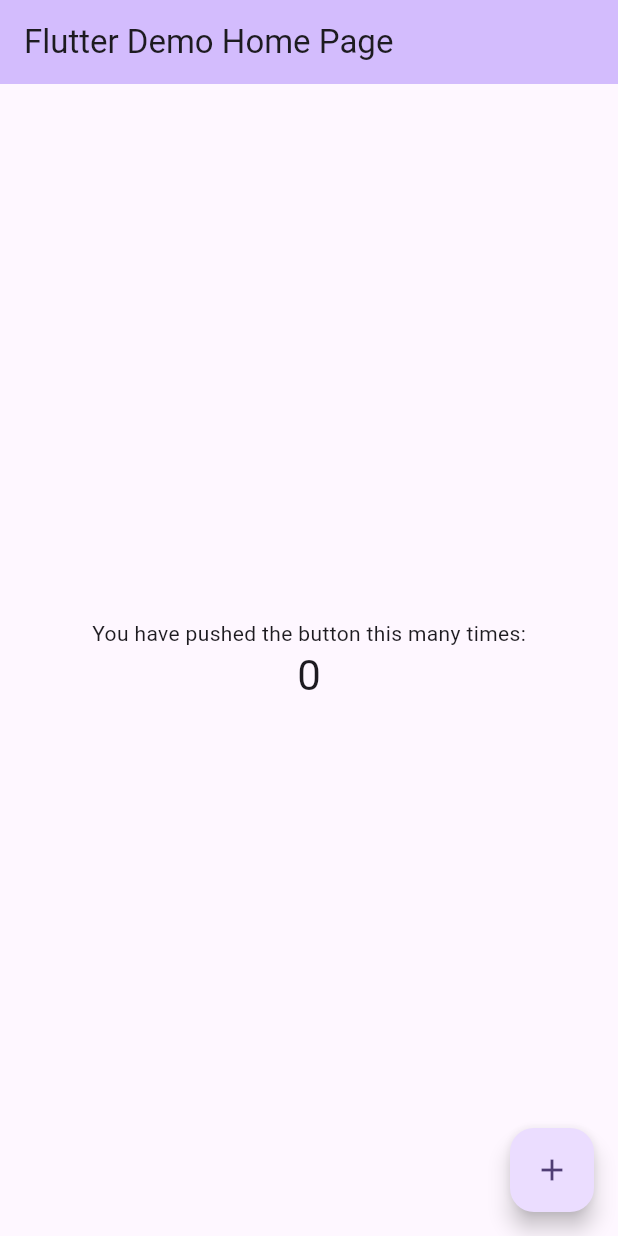
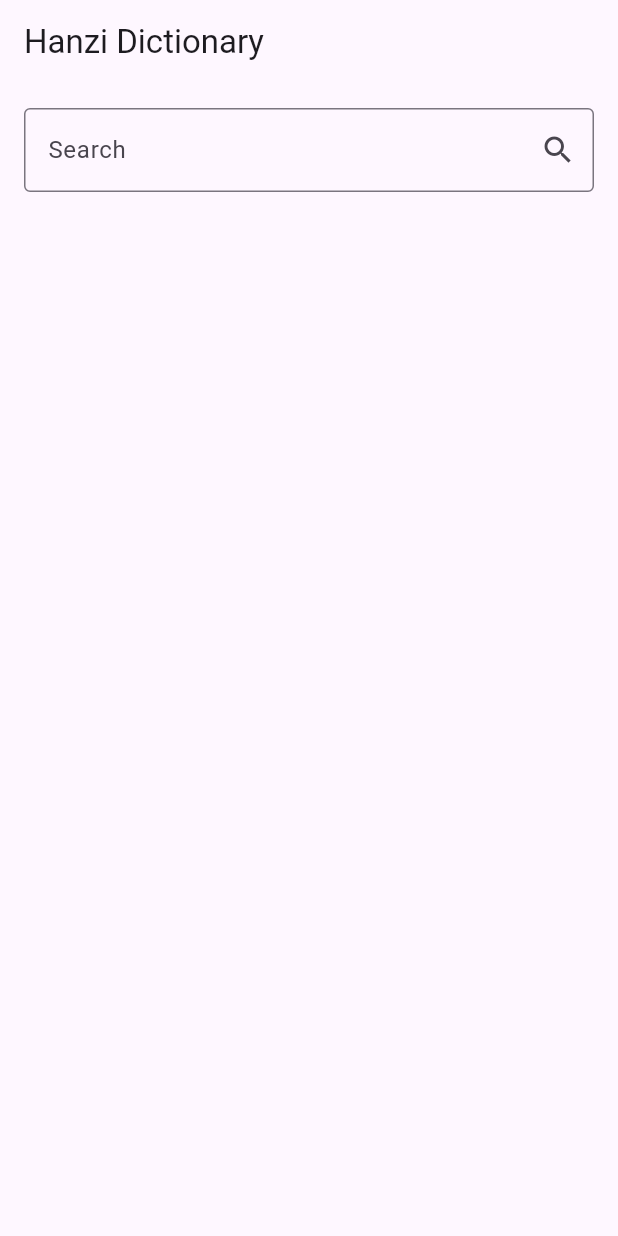
Before and after one commit to kusutori/hanzi_dict, a Flutter app: the screen it shows after launch, on a phone screen of 412 x 824 dp. Run offline on Flutter 3.47's test engine with Material 3 defaults, Android fonts, the phone set to English and light mode, and no system bars; our stand-ins replace sqflite, sqflite_common_ffi; accounts and stored records are empty.

Commit message:
基本完成，目前可以搜索汉字、MC、PU等获取结果

```diff
--- a/lib/main.dart
+++ b/lib/main.dart
@@ -1,4 +1,11 @@
 import 'package:flutter/material.dart';
+import 'package:sqflite/sqflite.dart';
+import 'package:path/path.dart';
+import 'models/mcp_dict.dart';
+import 'package:sqflite_common_ffi/sqflite_ffi.dart';
+import 'dart:io';
+import 'package:flutter/foundation.dart';
+import 'package:flutter/services.dart';
 
 void main() {
   runApp(const MyApp());
@@ -7,116 +14,149 @@ void main() {
 class MyApp extends StatelessWidget {
   const MyApp({super.key});
 
-  // This widget is the root of your application.
   @override
   Widget build(BuildContext context) {
     return MaterialApp(
-      title: 'Flutter Demo',
+      title: 'Hanzi Dictionary',
       theme: ThemeData(
-        // This is the theme of your application.
-        //
-        // TRY THIS: Try running your application with "flutter run". You'll see
-        // the application has a purple toolbar. Then, without quitting the app,
-        // try changing the seedColor in the colorScheme below to Colors.green
-        // and then invoke "hot reload" (save your changes or press the "hot
-        // reload" button in a Flutter-supported IDE, or press "r" if you used
-        // the command line to start the app).
-        //
-        // Notice that the counter didn't reset back to zero; the application
-        // state is not lost during the reload. To reset the state, use hot
-        // restart instead.
-        //
-        // This works for code too, not just values: Most code changes can be
-        // tested with just a hot reload.
         colorScheme: ColorScheme.fromSeed(seedColor: Colors.deepPurple),
+        useMaterial3: true,
       ),
-      home: const MyHomePage(title: 'Flutter Demo Home Page'),
+      home: const SearchPage(),
     );
   }
 }
 
-class MyHomePage extends StatefulWidget {
-  const MyHomePage({super.key, required this.title});
-
-  // This widget is the home page of your application. It is stateful, meaning
-  // that it has a State object (defined below) that contains fields that affect
-  // how it looks.
-
-  // This class is the configuration for the state. It holds the values (in this
-  // case the title) provided by the parent (in this case the App widget) and
-  // used by the build method of the State. Fields in a Widget subclass are
-  // always marked "final".
-
-  final String title;
+class SearchPage extends StatefulWidget {
+  const SearchPage({super.key});
 
   @override
-  State<MyHomePage> createState() => _MyHomePageState();
+  State<SearchPage> createState() => _SearchPageState();
 }
 
-class _MyHomePageState extends State<MyHomePage> {
-  int _counter = 0;
+class _SearchPageState extends State<SearchPage> {
+  final TextEditingController _searchController = TextEditingController();
+  List<McpDict> _results = [];
+  late Database _database;
 
-  void _incrementCounter() {
+  @override
+  void initState() {
+    super.initState();
+    if (!kIsWeb &&
+        (Platform.isWindows || Platform.isLinux || Platform.isMacOS)) {
+      sqfliteFfiInit();
+      databaseFactory = databaseFactoryFfi;
+    }
+    _initDatabase();
+  }
+
+  Future<void> _initDatabase() async {
+    final dbPath = await getDatabasesPath();
+    final path = join(dbPath, 'mcpdict.db');
+
+    // 确保目标目录存在
+    final directory = Directory(dbPath);
+    if (!await directory.exists()) {
+      await directory.create(recursive: true);
+    }
+
+    // 检查数据库文件是否存在
+    final file = File(path);
+    if (!await file.exists()) {
+      // 从 assets 文件夹复制数据库
+      final byteData = await rootBundle.load('assets/mcpdict.db');
+      final buffer = byteData.buffer;
+      await file.writeAsBytes(
+        buffer.asUint8List(byteData.offsetInBytes, byteData.lengthInBytes),
+      );
+    }
+
+    _database = await openDatabase(path, readOnly: true);
+  }
+
+  Future<void> _search(String query) async {
+    String searchQuery;
+
+    // 检查输入是否为汉字
+    if (query.codeUnits.every((unit) => unit >= 0x4E00 && unit <= 0x9FFF)) {
+      // 将汉字转换为 Unicode
+      searchQuery =
+          query.codeUnits
+              .map((unit) => unit.toRadixString(16).toUpperCase())
+              .join();
+    } else {
+      searchQuery = query;
+    }
+
+    final List<Map<String, dynamic>> maps = await _database.query(
+      'mcpdict',
+      where: 'unicode LIKE ? OR mc LIKE ? OR pu LIKE ?',
+      whereArgs: ['%$searchQuery%', '%$searchQuery%', '%$searchQuery%'],
+    );
+
     setState(() {
-      // This call to setState tells the Flutter framework that something has
-      // changed in this State, which causes it to rerun the build method below
-      // so that the display can reflect the updated values. If we changed
-      // _counter without calling setState(), then the build method would not be
-      // called again, and so nothing would appear to happen.
-      _counter++;
+      _results = maps.map((map) => McpDict.fromJson(map)).toList();
     });
   }
 
   @override
+  void dispose() {
+    _database.close();
+    super.dispose();
+  }
+
+  @override
   Widget build(BuildContext context) {
-    // This method is rerun every time setState is called, for instance as done
-    // by the _incrementCounter method above.
-    //
-    // The Flutter framework has been optimized to make rerunning build methods
-    // fast, so that you can just rebuild anything that needs updating rather
-    // than having to individually change instances of widgets.
     return Scaffold(
-      appBar: AppBar(
-        // TRY THIS: Try changing the color here to a specific color (to
-        // Colors.amber, perhaps?) and trigger a hot reload to see the AppBar
-        // change color while the other colors stay the same.
-        backgroundColor: Theme.of(context).colorScheme.inversePrimary,
-        // Here we take the value from the MyHomePage object that was created by
-        // the App.build method, and use it to set our appbar title.
-        title: Text(widget.title),
-      ),
-      body: Center(
-        // Center is a layout widget. It takes a single child and positions it
-        // in the middle of the parent.
+      appBar: AppBar(title: const Text('Hanzi Dictionary')),
+      body: Padding(
+        padding: const EdgeInsets.all(16.0),
         child: Column(
-          // Column is also a layout widget. It takes a list of children and
-          // arranges them vertically. By default, it sizes itself to fit its
-          // children horizontally, and tries to be as tall as its parent.
-          //
-          // Column has various properties to control how it sizes itself and
-          // how it positions its children. Here we use mainAxisAlignment to
-          // center the children vertically; the main axis here is the vertical
-          // axis because Columns are vertical (the cross axis would be
-          // horizontal).
-          //
-          // TRY THIS: Invoke "debug painting" (choose the "Toggle Debug Paint"
-          // action in the IDE, or press "p" in the console), to see the
-          // wireframe for each widget.
-          mainAxisAlignment: MainAxisAlignment.center,
-          children: <Widget>[
-            const Text('You have pushed the button this many times:'),
-            Text(
-              '$_counter',
-              style: Theme.of(context).textTheme.headlineMedium,
+          children: [
+            TextField(
+              controller: _searchController,
+              decoration: InputDecoration(
+                labelText: 'Search',
+                border: OutlineInputBorder(),
+                suffixIcon: IconButton(
+                  icon: const Icon(Icons.search),
+                  onPressed: () => _search(_searchController.text),
+                ),
+              ),
+              onSubmitted: _search,
+            ),
+            const SizedBox(height: 16),
+            Expanded(
+              child: ListView.builder(
+                itemCount: _results.length,
+                itemBuilder: (context, index) {
+                  final item = _results[index];
+                  return HanziCard(item: item);
+                },
+              ),
             ),
           ],
         ),
       ),
-      floatingActionButton: FloatingActionButton(
-        onPressed: _incrementCounter,
-        tooltip: 'Increment',
-        child: const Icon(Icons.add),
-      ), // This trailing comma makes auto-formatting nicer for build methods.
     );
   }
 }
+
+class HanziCard extends StatelessWidget {
+  final McpDict item;
+
+  const HanziCard({required this.item, super.key});
+
+  @override
+  Widget build(BuildContext context) {
+    return Card(
+      child: ListTile(
+        // 将 title 从 Unicode 转换为对应的汉字
+        title: Text(
+          String.fromCharCode(int.parse(item.unicode ?? '0', radix: 16)),
+        ),
+        subtitle: Text('MC: ${item.mc}, PU: ${item.pu}'),
+      ),
+    );
+  }
+}
--- /dev/null
+++ b/lib/models/mcp_dict.dart
@@ -0,0 +1,69 @@
+class McpDict {
+  final String? unicode;
+  final String? mc;
+  final String? pu;
+  final String? ct;
+  final String? sh;
+  final String? mn;
+  final String? kr;
+  final String? vn;
+  final String? jpGo;
+  final String? jpKan;
+  final String? jpTou;
+  final String? jpKwan;
+  final String? jpOther;
+
+  McpDict({
+    this.unicode,
+    this.mc,
+    this.pu,
+    this.ct,
+    this.sh,
+    this.mn,
+    this.kr,
+    this.vn,
+    this.jpGo,
+    this.jpKan,
+    this.jpTou,
+    this.jpKwan,
+    this.jpOther,
+  });
+
+  // 从 JSON 创建对象
+  factory McpDict.fromJson(Map<String, dynamic> json) {
+    return McpDict(
+      unicode: json['unicode'] as String?,
+      mc: json['mc'] as String?,
+      pu: json['pu'] as String?,
+      ct: json['ct'] as String?,
+      sh: json['sh'] as String?,
+      mn: json['mn'] as String?,
+      kr: json['kr'] as String?,
+      vn: json['vn'] as String?,
+      jpGo: json['jp_go'] as String?,
+      jpKan: json['jp_kan'] as String?,
+      jpTou: json['jp_tou'] as String?,
+      jpKwan: json['jp_kwan'] as String?,
+      jpOther: json['jp_other'] as String?,
+    );
+  }
+
+  // 转换为 JSON
+  Map<String, dynamic> toJson() {
+    return {
+      'unicode': unicode,
+      'mc': mc,
+      'pu': pu,
+      'ct': ct,
+      'sh': sh,
+      'mn': mn,
+      'kr': kr,
+      'vn': vn,
+      'jp_go': jpGo,
+      'jp_kan': jpKan,
+      'jp_tou': jpTou,
+      'jp_kwan': jpKwan,
+      'jp_other': jpOther,
+    };
+  }
+}
```
Also changed, not shown: lib/models/hanzi_card.dart (added, +45 -0 lines), pubspec.yaml (+6 -1 lines), pubspec.lock, 4 other files.
